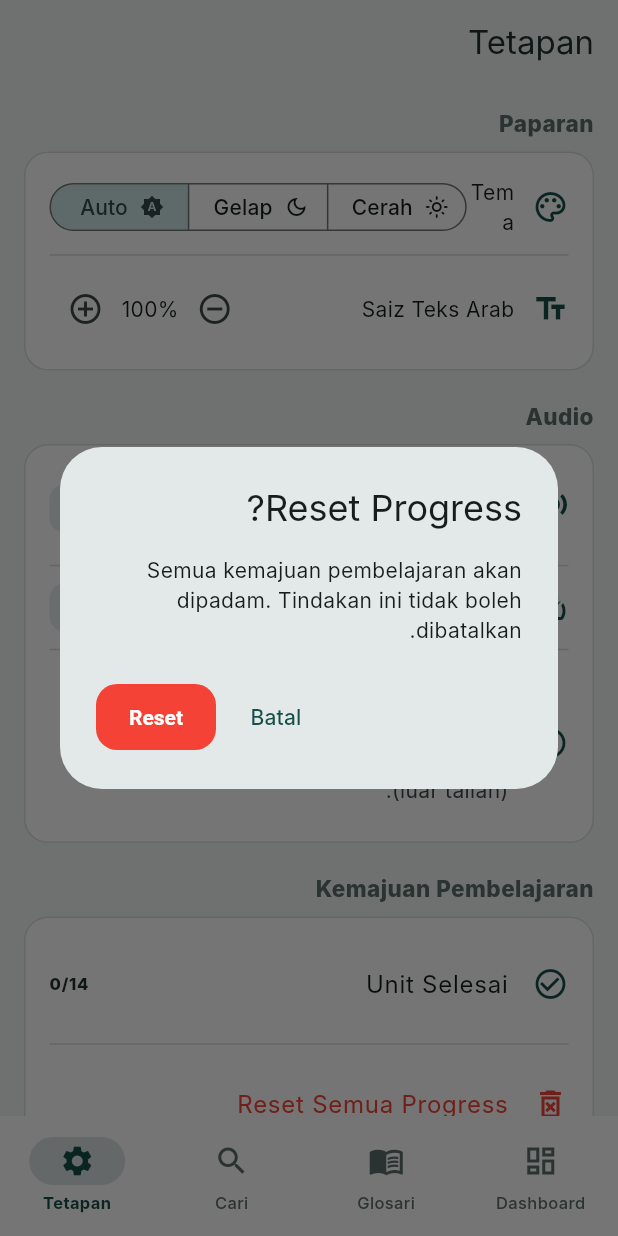
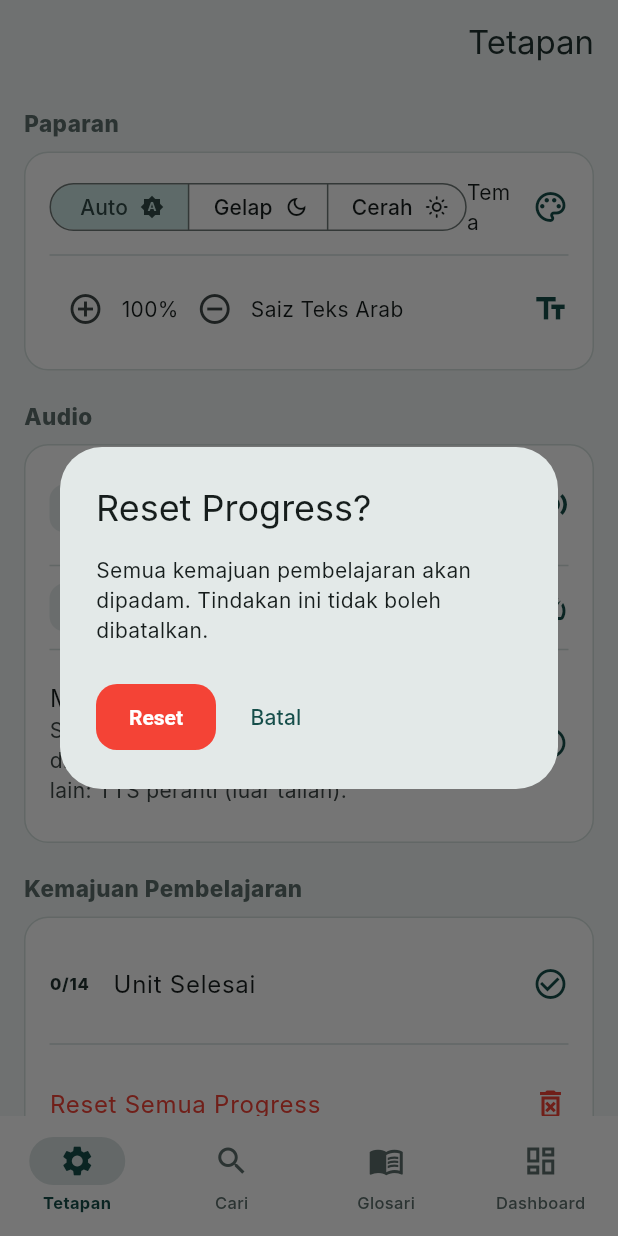
Before and after one commit to muzzammilKIAS/umt3033_flutter, a Flutter app: the screen it shows after launch, item 4 of the bottom bar chosen, after a tap on "Reset Semua Progress", on a phone screen of 412 x 824 dp. Run offline on Flutter 3.47's test engine with Material 3 defaults, Android fonts, the phone set to English and light mode, and no system bars; our stand-ins replace flutter_tts, just_audio, shared_preferences; Roboto replaces fonts that are missing (Inter).

Commit message:
Latin/Rumi text explicitly LTR under the RTL app shell; Malay copy edits
The app shell is RTL (previous commit), but every Malay/English/transliteration
Text widget needs its own explicit LTR direction -- otherwise it silently
inherits the ambient RTL Directionality and right-aligns Latin script, which
reads wrong. Went through every screen and widget and added
textDirection: TextDirection.ltr to all of them (~55 widgets): dashboard
stats/labels, settings tiles/dialogs, glossary terms/transliterations,
search results, unit screen vocab meanings/transliterations, dialogue
translations, expressions, ayah/hadith maksud, exercise UI, model-answer
reveal, nav/button labels, etc. Left the two short mixed Arabic+Malay
strings (pair-practice role labels, model-answer reveal toggle) as LTR too
since Malay is the leading/dominant word in both.

Also found and fixed a real pre-existing bug while doing this pass: each
unit's Arabic subtitle (titleSubAr, e.g. "الحوار في البنك • مفردات...")
was rendering in the default LTR font instead of NotoNaskhArabic/RTL, in
both UnitScreen and UnitCard.

Malay copy fixes: removed informal "&" from two settings descriptions,
replaced the odd word choice "dalil pensyarah" with "panduan pensyarah" in
the model-answer disclaimer, and tightened its wording.

flutter analyze clean, flutter test 15/15 passing.

Co-Authored-By: Claude Sonnet 5 <noreply@anthropic.com>

```diff
--- a/lib/screens/dashboard_screen.dart
+++ b/lib/screens/dashboard_screen.dart
@@ -36,6 +36,7 @@ class DashboardScreen extends StatelessWidget {
             ),
             Text(
               'Basic Arabic for Muamalat • UMT3033',
+              textDirection: TextDirection.ltr,
               style: TextStyle(fontSize: 11, color: tokens.textSecondary),
             ),
           ],
@@ -104,10 +105,12 @@ class DashboardScreen extends StatelessWidget {
           const SizedBox(height: 8),
           Text(
             course?.courseTitleEn ?? 'Basic Arabic for Muamalat',
+            textDirection: TextDirection.ltr,
             style: const TextStyle(color: Colors.white70, fontSize: 14),
           ),
           Text(
             '${course?.courseCode ?? 'UMT3033'} • ${course?.authorName ?? ''}',
+            textDirection: TextDirection.ltr,
             style: const TextStyle(color: Colors.white60, fontSize: 12),
           ),
           const SizedBox(height: 20),
@@ -127,6 +130,7 @@ class DashboardScreen extends StatelessWidget {
               storage.lastUnitId > 1 || storage.completedUnitCount > 0
                   ? 'Sambung Belajar'
                   : 'Mula Belajar',
+              textDirection: TextDirection.ltr,
             ),
           ),
         ],
@@ -230,6 +234,7 @@ class DashboardScreen extends StatelessWidget {
               const SizedBox(height: 6),
               Text(
                 value,
+                textDirection: TextDirection.ltr,
                 style: TextStyle(
                   fontSize: 18,
                   fontWeight: FontWeight.w800,
@@ -238,6 +243,7 @@ class DashboardScreen extends StatelessWidget {
               ),
               Text(
                 label,
+                textDirection: TextDirection.ltr,
                 style: TextStyle(fontSize: 10.5, color: tokens.textSecondary),
               ),
             ],
@@ -266,6 +272,7 @@ class DashboardScreen extends StatelessWidget {
         Expanded(
           child: Text(
             my,
+            textDirection: TextDirection.ltr,
             style: TextStyle(
               fontSize: 17,
               fontWeight: FontWeight.w800,
@@ -281,6 +288,7 @@ class DashboardScreen extends StatelessWidget {
           ),
           child: const Text(
             '14 Unit',
+            textDirection: TextDirection.ltr,
             style: TextStyle(
               color: Colors.white,
               fontSize: 11,
@@ -310,6 +318,7 @@ class DashboardScreen extends StatelessWidget {
         const SizedBox(width: 6),
         Text(
           my,
+          textDirection: TextDirection.ltr,
           style: TextStyle(
             fontSize: 14,
             fontWeight: FontWeight.w800,
--- a/lib/screens/glossary_screen.dart
+++ b/lib/screens/glossary_screen.dart
@@ -39,6 +39,7 @@ class _GlossaryScreenState extends State<GlossaryScreen> {
             ),
             Text(
               'Glosari (${data.glossary.length} istilah)',
+              textDirection: TextDirection.ltr,
               style: TextStyle(fontSize: 14, color: tokens.textSecondary),
             ),
           ],
@@ -61,6 +62,7 @@ class _GlossaryScreenState extends State<GlossaryScreen> {
                 ? Center(
                     child: Text(
                       'Tiada istilah dijumpai',
+                      textDirection: TextDirection.ltr,
                       style: TextStyle(color: tokens.textSecondary),
                     ),
                   )
@@ -86,6 +88,7 @@ class _GlossaryScreenState extends State<GlossaryScreen> {
                                 children: [
                                   Text(
                                     g.term,
+                                    textDirection: TextDirection.ltr,
                                     style: TextStyle(
                                       fontWeight: FontWeight.w700,
                                       color: tokens.textPrimary,
@@ -94,6 +97,7 @@ class _GlossaryScreenState extends State<GlossaryScreen> {
                                   if (g.transliteration.isNotEmpty)
                                     Text(
                                       g.transliteration,
+                                      textDirection: TextDirection.ltr,
                                       style: TextStyle(
                                         fontSize: 11,
                                         color: tokens.textSecondary,
@@ -102,6 +106,7 @@ class _GlossaryScreenState extends State<GlossaryScreen> {
                                     ),
                                   Text(
                                     'Unit ${g.unitId}',
+                                    textDirection: TextDirection.ltr,
                                     style: TextStyle(
                                       fontSize: 10,
                                       color: tokens.textSecondary,
--- a/lib/screens/search_screen.dart
+++ b/lib/screens/search_screen.dart
@@ -47,7 +47,9 @@ class _SearchScreenState extends State<SearchScreen> {
   Widget build(BuildContext context) {
     final tokens = context.tokens;
     return Scaffold(
-      appBar: AppBar(title: const Text('Carian')),
+      appBar: AppBar(
+        title: const Text('Carian', textDirection: TextDirection.ltr),
+      ),
       body: Column(
         children: [
           Padding(
@@ -78,6 +80,7 @@ class _SearchScreenState extends State<SearchScreen> {
                       padding: const EdgeInsets.all(32),
                       child: Text(
                         'Taip untuk mencari kandungan merentasi semua 14 unit, glosari dan teks bacaan.',
+                        textDirection: TextDirection.ltr,
                         textAlign: TextAlign.center,
                         style: TextStyle(color: tokens.textSecondary),
                       ),
@@ -87,6 +90,7 @@ class _SearchScreenState extends State<SearchScreen> {
                 ? Center(
                     child: Text(
                       'Tiada hasil dijumpai',
+                      textDirection: TextDirection.ltr,
                       style: TextStyle(color: tokens.textSecondary),
                     ),
                   )
@@ -123,11 +127,13 @@ class _SearchScreenState extends State<SearchScreen> {
                             ),
                             subtitle: Text(
                               '${labels.$2} • ${r['subtitle']}',
+                              textDirection: TextDirection.ltr,
                               maxLines: 2,
                               overflow: TextOverflow.ellipsis,
                             ),
                             trailing: Text(
                               'U${r['unitId']}',
+                              textDirection: TextDirection.ltr,
                               style: TextStyle(
                                 color: tokens.textSecondary,
                                 fontSize: 12,
--- a/lib/screens/settings_screen.dart
+++ b/lib/screens/settings_screen.dart
@@ -16,7 +16,9 @@ class SettingsScreen extends StatelessWidget {
     final scheme = Theme.of(context).colorScheme;
 
     return Scaffold(
-      appBar: AppBar(title: const Text('Tetapan')),
+      appBar: AppBar(
+        title: const Text('Tetapan', textDirection: TextDirection.ltr),
+      ),
       body: ListView(
         padding: const EdgeInsets.all(16),
         children: [
@@ -43,7 +45,8 @@ class SettingsScreen extends StatelessWidget {
                   context,
                   icon: Icons.record_voice_over_outlined,
                   title: 'Suara Lalai',
-                  subtitle: 'Digunakan untuk kosa kata & bacaan bebas jantina',
+                  subtitle:
+                      'Digunakan untuk kosa kata dan bacaan yang tiada penanda jantina',
                   value: audioPrefs['voice'] == 'female' ? 'Wanita' : 'Lelaki',
                   options: const {'male': 'Lelaki', 'female': 'Wanita'},
                   onSelected: (v) => storage.setAudioPref('voice', v),
@@ -66,9 +69,13 @@ class SettingsScreen extends StatelessWidget {
                 ListTile(
                   contentPadding: EdgeInsets.zero,
                   leading: Icon(Icons.info_outline, color: scheme.primary),
-                  title: const Text('Mengenai Audio & TTS'),
+                  title: const Text(
+                    'Mengenai Audio & TTS',
+                    textDirection: TextDirection.ltr,
+                  ),
                   subtitle: const Text(
-                    'Hiwar lelaki: suara Piper Arab pra-jana. Suara wanita & fallback lain: TTS peranti (luar talian).',
+                    'Suara lelaki: suara Piper Arab yang telah dijana lebih awal. Suara wanita dan suara lain: TTS peranti (luar talian).',
+                    textDirection: TextDirection.ltr,
                   ),
                 ),
               ],
@@ -87,9 +94,13 @@ class SettingsScreen extends StatelessWidget {
                     Icons.check_circle_outline,
                     color: scheme.primary,
                   ),
-                  title: const Text('Unit Selesai'),
+                  title: const Text(
+                    'Unit Selesai',
+                    textDirection: TextDirection.ltr,
+                  ),
                   trailing: Text(
                     '${storage.completedUnitCount}/14',
+                    textDirection: TextDirection.ltr,
                     style: TextStyle(
                       fontWeight: FontWeight.w800,
                       color: tokens.textPrimary,
@@ -105,6 +116,7 @@ class SettingsScreen extends StatelessWidget {
                   ),
                   title: const Text(
                     'Reset Semua Progress',
+                    textDirection: TextDirection.ltr,
                     style: TextStyle(color: Colors.red),
                   ),
                   onTap: () => _confirmReset(context, storage),
@@ -133,15 +145,18 @@ class SettingsScreen extends StatelessWidget {
                 const SizedBox(height: 4),
                 Text(
                   data.course?.courseTitleEn ?? 'Basic Arabic for Muamalat',
+                  textDirection: TextDirection.ltr,
                   style: TextStyle(color: tokens.textSecondary),
                 ),
                 Text(
                   data.course?.courseCode ?? 'UMT3033',
+                  textDirection: TextDirection.ltr,
                   style: TextStyle(color: tokens.textSecondary, fontSize: 12),
                 ),
                 const SizedBox(height: 10),
                 Text(
                   data.course?.authorName ?? '',
+                  textDirection: TextDirection.ltr,
                   style: TextStyle(
                     fontWeight: FontWeight.w600,
                     color: tokens.textPrimary,
@@ -150,11 +165,13 @@ class SettingsScreen extends StatelessWidget {
                 ),
                 Text(
                   data.course?.authorTitle ?? '',
+                  textDirection: TextDirection.ltr,
                   style: TextStyle(color: tokens.textSecondary, fontSize: 12),
                 ),
                 const SizedBox(height: 12),
                 Text(
                   'Aplikasi ini berfungsi sepenuhnya luar talian. Tiada data peribadi dikumpul atau dihantar ke pelayan.',
+                  textDirection: TextDirection.ltr,
                   style: TextStyle(color: tokens.textSecondary, fontSize: 11.5),
                 ),
               ],
@@ -169,6 +186,7 @@ class SettingsScreen extends StatelessWidget {
   Widget _sectionTitle(BuildContext context, String text) {
     return Text(
       text,
+      textDirection: TextDirection.ltr,
       style: TextStyle(
         fontSize: 15,
         fontWeight: FontWeight.w800,
@@ -197,22 +215,22 @@ class SettingsScreen extends StatelessWidget {
       children: [
         Icon(Icons.palette_outlined, color: scheme.primary),
         const SizedBox(width: 12),
-        const Expanded(child: Text('Tema')),
+        const Expanded(child: Text('Tema', textDirection: TextDirection.ltr)),
         SegmentedButton<String>(
           segments: const [
             ButtonSegment(
               value: 'light',
-              label: Text('Cerah'),
+              label: Text('Cerah', textDirection: TextDirection.ltr),
               icon: Icon(Icons.light_mode_outlined, size: 16),
             ),
             ButtonSegment(
               value: 'dark',
-              label: Text('Gelap'),
+              label: Text('Gelap', textDirection: TextDirection.ltr),
               icon: Icon(Icons.dark_mode_outlined, size: 16),
             ),
             ButtonSegment(
               value: 'system',
-              label: Text('Auto'),
+              label: Text('Auto', textDirection: TextDirection.ltr),
               icon: Icon(Icons.brightness_auto, size: 16),
             ),
           ],
@@ -231,7 +249,9 @@ class SettingsScreen extends StatelessWidget {
       children: [
         Icon(Icons.text_fields, color: scheme.primary),
         const SizedBox(width: 12),
-        const Expanded(child: Text('Saiz Teks Arab')),
+        const Expanded(
+          child: Text('Saiz Teks Arab', textDirection: TextDirection.ltr),
+        ),
         IconButton(
           icon: const Icon(Icons.remove_circle_outline),
           onPressed: storage.textScale > 0.85
@@ -240,7 +260,10 @@ class SettingsScreen extends StatelessWidget {
                 )
               : null,
         ),
-        Text('${(storage.textScale * 100).round()}%'),
+        Text(
+          '${(storage.textScale * 100).round()}%',
+          textDirection: TextDirection.ltr,
+        ),
         IconButton(
           icon: const Icon(Icons.add_circle_outline),
           onPressed: storage.textScale < 1.4
@@ -271,10 +294,11 @@ class SettingsScreen extends StatelessWidget {
           child: Column(
             crossAxisAlignment: CrossAxisAlignment.start,
             children: [
-              Text(title),
+              Text(title, textDirection: TextDirection.ltr),
               if (subtitle != null)
                 Text(
                   subtitle,
+                  textDirection: TextDirection.ltr,
                   style: TextStyle(
                     fontSize: 11,
                     color: context.tokens.textSecondary,
@@ -286,7 +310,12 @@ class SettingsScreen extends StatelessWidget {
         PopupMenuButton<String>(
           onSelected: onSelected,
           itemBuilder: (_) => options.entries
-              .map((e) => PopupMenuItem(value: e.key, child: Text(e.value)))
+              .map(
+                (e) => PopupMenuItem(
+                  value: e.key,
+                  child: Text(e.value, textDirection: TextDirection.ltr),
+                ),
+              )
               .toList(),
           child: Container(
             padding: const EdgeInsets.symmetric(horizontal: 12, vertical: 6),
@@ -296,6 +325,7 @@ class SettingsScreen extends StatelessWidget {
             ),
             child: Text(
               value,
+              textDirection: TextDirection.ltr,
               style: TextStyle(
                 color: scheme.primary,
                 fontWeight: FontWeight.w700,
@@ -311,14 +341,15 @@ class SettingsScreen extends StatelessWidget {
     showDialog(
       context: context,
       builder: (ctx) => AlertDialog(
-        title: const Text('Reset Progress?'),
+        title: const Text('Reset Progress?', textDirection: TextDirection.ltr),
         content: const Text(
           'Semua kemajuan pembelajaran akan dipadam. Tindakan ini tidak boleh dibatalkan.',
+          textDirection: TextDirection.ltr,
         ),
         actions: [
           TextButton(
             onPressed: () => Navigator.pop(ctx),
-            child: const Text('Batal'),
+            child: const Text('Batal', textDirection: TextDirection.ltr),
           ),
           ElevatedButton(
             onPressed: () {
@@ -326,7 +357,7 @@ class SettingsScreen extends StatelessWidget {
               Navigator.pop(ctx);
             },
             style: ElevatedButton.styleFrom(backgroundColor: Colors.red),
-            child: const Text('Reset'),
+            child: const Text('Reset', textDirection: TextDirection.ltr),
           ),
         ],
       ),
--- a/lib/widgets/matching_exercise.dart
+++ b/lib/widgets/matching_exercise.dart
@@ -140,6 +140,7 @@ class _MatchingExerciseState extends State<MatchingExercise> {
                     ),
                     hint: const Text(
                       'Pilih makna',
+                      textDirection: TextDirection.ltr,
                       style: TextStyle(fontSize: 12),
                     ),
                     items: _meanings
@@ -149,6 +150,7 @@ class _MatchingExerciseState extends State<MatchingExercise> {
                             value: m,
                             child: Text(
                               m,
+                              textDirection: TextDirection.ltr,
                               style: const TextStyle(fontSize: 12),
                               overflow: TextOverflow.ellipsis,
                             ),
--- a/lib/widgets/unit_card.dart
+++ b/lib/widgets/unit_card.dart
@@ -49,6 +49,7 @@ class UnitCard extends StatelessWidget {
                   child: Center(
                     child: Text(
                       '${unit.id}',
+                      textDirection: TextDirection.ltr,
                       style: TextStyle(
                         fontSize: 22,
                         fontWeight: FontWeight.w800,
@@ -77,6 +78,7 @@ class UnitCard extends StatelessWidget {
                           ),
                           child: Text(
                             'Unit ${unit.id}',
+                            textDirection: TextDirection.ltr,
                             style: const TextStyle(
                               color: Colors.white,
                               fontSize: 10.5,
@@ -109,7 +111,10 @@ class UnitCard extends StatelessWidget {
                       const SizedBox(height: 4),
                       Text(
                         unit.titleSubAr,
+                        textDirection: TextDirection.rtl,
+                        textAlign: TextAlign.right,
                         style: TextStyle(
+                          fontFamily: 'NotoNaskhArabic',
                           fontWeight: FontWeight.w600,
                           color: tokens.textSecondary,
                           fontSize: 13,
```
Also changed, not shown: lib/screens/unit_screen.dart (+41 -10 lines).
